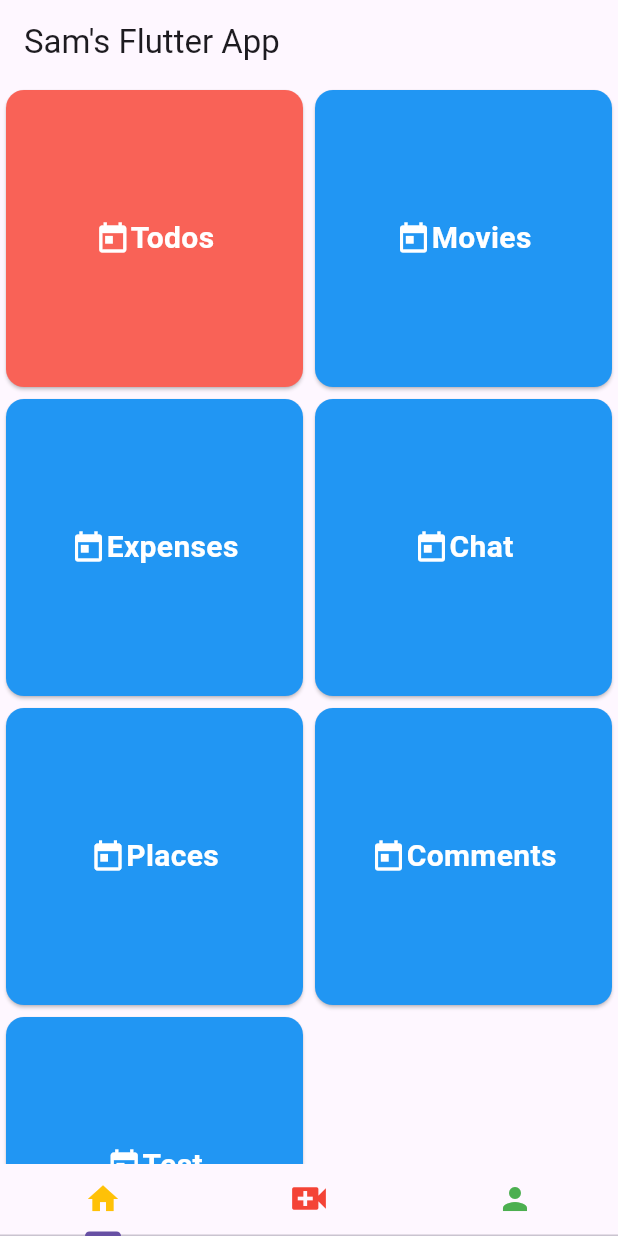
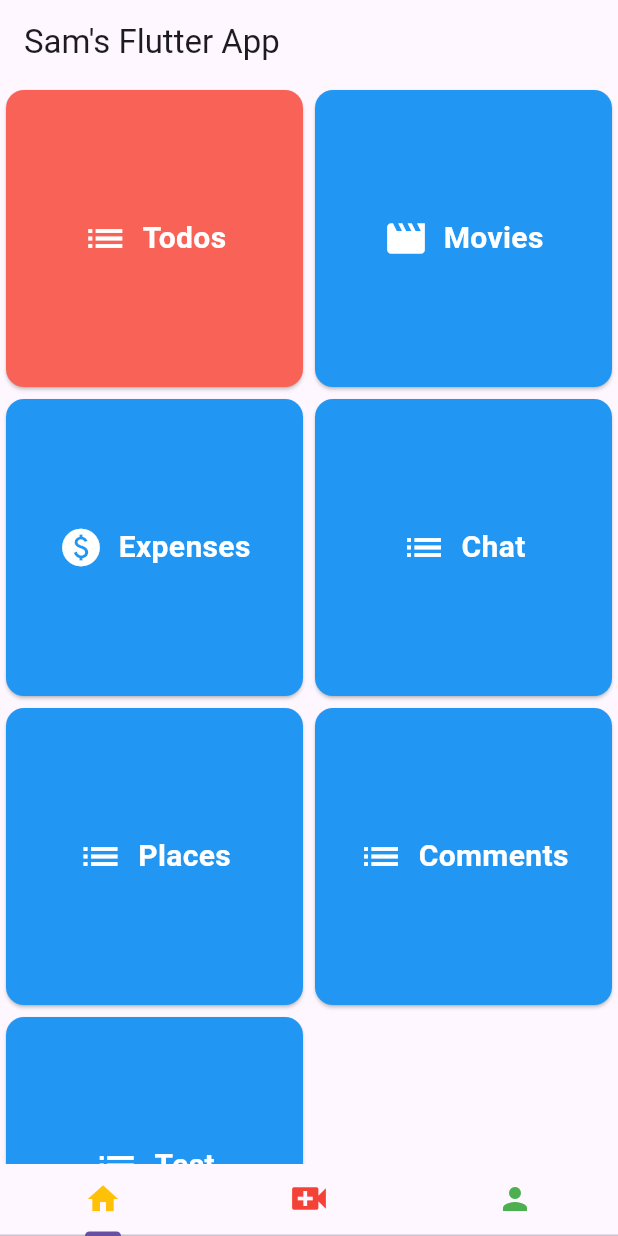
Before and after one commit to 09liweis/flutter-sam, a Flutter app: the screen it shows after launch, on a phone screen of 412 x 824 dp. Run offline on Flutter 3.47's test engine with Material 3 defaults, Android fonts, the phone set to English and light mode, and no system bars; our stand-ins replace cached_network_image, shared_preferences, video_player; network calls fail.

Commit message:
style dashboard card

```diff
--- a/lib/screens/dashboard_screen.dart
+++ b/lib/screens/dashboard_screen.dart
@@ -15,14 +15,14 @@ class DashboardCard {
       {required this.title,
       this.bgColor = Colors.blue,
       required this.screen,
-      this.icon = Icons.today});
+      this.icon = Icons.list});
 }
 
 List<DashboardCard> cards = [
   DashboardCard(
       screen: TodoScreen(), title: 'Todos', bgColor: const Color(0xfff96257)),
-  DashboardCard(screen: MovieScreen(), title: 'Movies'),
-  DashboardCard(screen: ExpenseScreen(), title: 'Expenses'),
+  DashboardCard(screen: MovieScreen(), title: 'Movies', icon: Icons.movie),
+  DashboardCard(screen: ExpenseScreen(), title: 'Expenses', icon: Icons.paid),
   DashboardCard(screen: ChatMessageScreen(), title: 'Chat'),
   DashboardCard(screen: TodoScreen(), title: 'Places'),
   DashboardCard(screen: TodoScreen(), title: 'Comments'),
--- a/lib/widgets/card.dart
+++ b/lib/widgets/card.dart
@@ -10,7 +10,11 @@ class CardBlock extends StatelessWidget {
     const cardTextStyle = TextStyle(
         color: Colors.white, fontSize: 20, fontWeight: FontWeight.bold);
     var cardText = Text(card.title, style: cardTextStyle);
-    var cardIcon = Icon(card.icon, color: Colors.white);
+    var cardIcon = Icon(
+      card.icon,
+      color: Colors.white,
+      size: 30,
+    );
     return Card(
       color: card.bgColor,
       child: InkWell(
@@ -18,14 +22,13 @@ class CardBlock extends StatelessWidget {
           Navigator.push(
               context, MaterialPageRoute(builder: (context) => card.screen));
         },
-          child: Container(
         child: Center(
           child: Row(
             mainAxisAlignment: MainAxisAlignment.center,
-                children: [cardIcon, cardText],
+            children: [cardIcon, Container(width: 10), cardText],
           ),
         ),
-          )),
+      ),
     );
   }
 }
```
Lines whose indentation alone changed are shown as unchanged.
